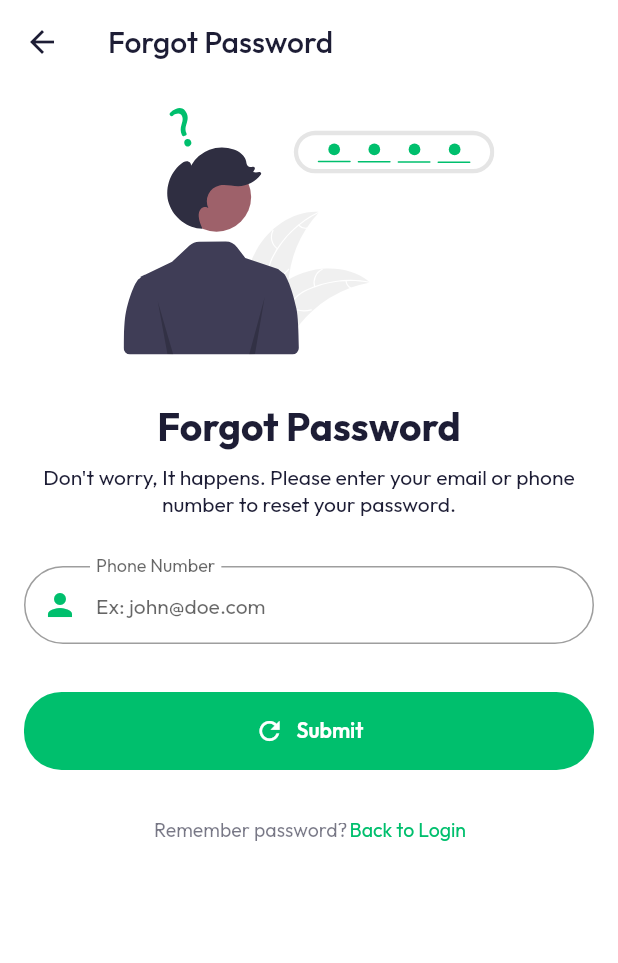
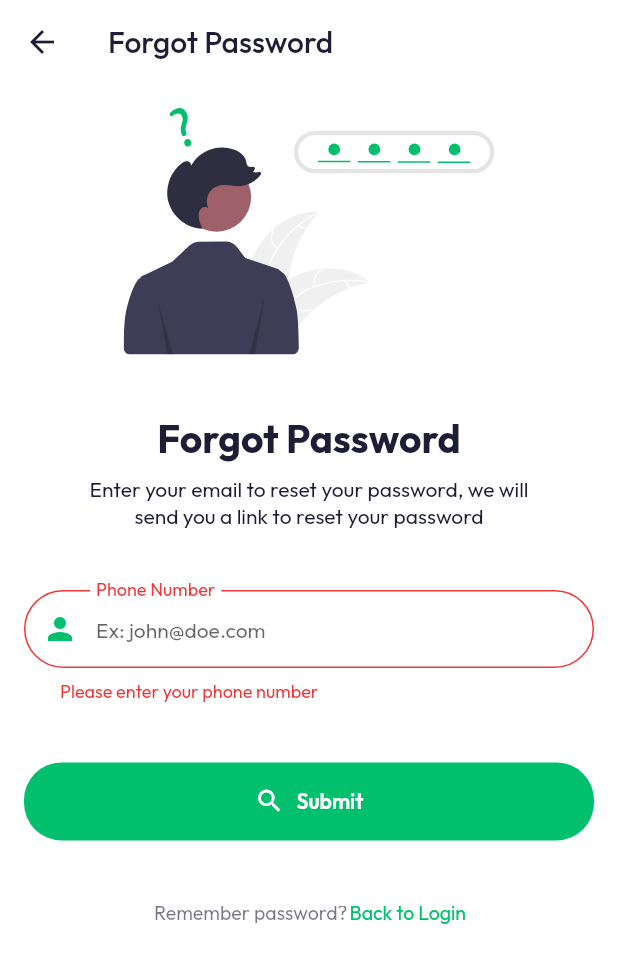
Before and after one commit to nguyentan2808/flutter-messenger-app, a Flutter app: the ForgotPasswordScreen screen opened directly, after a tap on "Submit", on a phone screen of 412 x 824 dp. Shown: the top 963 px of the screen. Run offline on Flutter 3.47's test engine with Material 2 defaults, Android fonts, the phone set to English and light mode, and no system bars; our stand-ins replace device_preview, flutter_svg, get, get_storage, google_fonts, introduction_screen; missing offline and left inert: custom_pop_up_menu; accounts and stored records are empty.

Commit message:
feat: forgot password validation

```diff
--- a/lib/screens/edit_profile/edit_profile_screen.dart
+++ b/lib/screens/edit_profile/edit_profile_screen.dart
@@ -36,9 +36,7 @@ class EditProfileScreen extends StatelessWidget {
 
   @override
   Widget build(BuildContext context) {
-    return GestureDetector(
-      onTap: () => FocusScope.of(context).unfocus(),
-      child: WillPopScope(
+    return WillPopScope(
       onWillPop: () async {
         _confirmGoBack();
         return false;
@@ -114,7 +112,6 @@ class EditProfileScreen extends StatelessWidget {
           ),
         ),
       ),
-      ),
     );
   }
 }
--- a/lib/screens/forgot_password/forgot_password.dart
+++ b/lib/screens/forgot_password/forgot_password.dart
@@ -1,11 +1,15 @@
 import 'package:flutter/material.dart';
+import 'package:flutter/services.dart';
 import 'package:flutter_svg/flutter_svg.dart';
 import 'package:get/get.dart';
 
 import '../../constant.dart';
 
 class ForgotPasswordScreen extends StatelessWidget {
-  const ForgotPasswordScreen({Key? key}) : super(key: key);
+  ForgotPasswordScreen({Key? key}) : super(key: key);
+
+  final _formKey = GlobalKey<FormState>();
+  final _controller = TextEditingController();
 
   @override
   Widget build(BuildContext context) {
@@ -21,20 +25,23 @@ class ForgotPasswordScreen extends StatelessWidget {
           child: Column(
             children: [
               buildLogo(),
-              const SizedBox(height: kDefaultPadding * 2),
+              const SizedBox(height: kDefaultPadding * 2.5),
               SizedBox(
                 width: double.infinity,
+                child: Form(
+                  key: _formKey,
                   child: Column(
                     crossAxisAlignment: CrossAxisAlignment.center,
                     children: [
                       buildTitle(),
-                    const SizedBox(height: kDefaultPadding * 2),
+                      const SizedBox(height: kDefaultPadding * 2.5),
                       buildTextField(context),
-                    const SizedBox(height: kDefaultPadding * 2),
+                      const SizedBox(height: kDefaultPadding * 2.5),
                       buildSubmitButton(context),
-                    const SizedBox(height: kDefaultPadding * 2),
+                      const SizedBox(height: kDefaultPadding * 2.5),
                       buildGoBack(context)
                     ],
+                  ),
                 ),
               )
             ],
@@ -84,7 +91,12 @@ class ForgotPasswordScreen extends StatelessWidget {
 
   MaterialButton buildSubmitButton(BuildContext context) {
     return MaterialButton(
-      onPressed: () {},
+      onPressed: () {
+        if (_formKey.currentState!.validate()) {
+          Get.snackbar("Forgot password",
+              "Email sent successfully to ${_controller.text}");
+        }
+      },
       shape: RoundedRectangleBorder(
         borderRadius: BorderRadius.circular(25),
       ),
@@ -93,14 +105,12 @@ class ForgotPasswordScreen extends StatelessWidget {
       color: Theme.of(context).primaryColor,
       child: Row(
         mainAxisAlignment: MainAxisAlignment.center,
-        children: [
-          const Icon(
-            Icons.refresh_outlined,
+        children: const [
+          Icon(
+            Icons.search,
             size: 20,
             color: Colors.white,
           ),
-          Row(
-            children: const [
           SizedBox(width: kDefaultPadding / 2),
           Text(
             "Submit",
@@ -108,8 +118,6 @@ class ForgotPasswordScreen extends StatelessWidget {
               fontWeight: FontWeight.w600,
               color: Colors.white,
             ),
-              ),
-            ],
           )
         ],
       ),
@@ -118,23 +126,39 @@ class ForgotPasswordScreen extends StatelessWidget {
 
   Column buildTitle() {
     return Column(
-      children: const [
-        Text(
+      children: [
+        const Text(
           "Forgot Password",
           style: TextStyle(fontSize: 26, fontWeight: FontWeight.bold),
         ),
-        SizedBox(height: kDefaultPadding / 2),
-        Text(
-          "Don't worry, It happens. Please enter your email or phone number to reset your password.",
+        const SizedBox(height: kDefaultPadding / 2),
+        SizedBox(
+          width: Get.width * 0.75,
+          child: const Text(
+            "Enter your email to reset your password, we will send you a link to reset your password",
             textAlign: TextAlign.center,
+          ),
         ),
       ],
     );
   }
 
-  TextField buildTextField(BuildContext context) {
-    return TextField(
-      textInputAction: TextInputAction.next,
+  TextFormField buildTextField(BuildContext context) {
+    String? validator(String? value) {
+      if (value == null || value.isEmpty) {
+        return 'Please enter your phone number';
+      } else if (value.length < 8 || value.length > 15) {
+        return 'Please enter a valid phone number';
+      }
+      return null;
+    }
+
+    return TextFormField(
+      controller: _controller,
+      validator: validator,
+      inputFormatters: [FilteringTextInputFormatter.allow(RegExp(r'[0-9]'))],
+      textInputAction: TextInputAction.done,
+      keyboardType: TextInputType.phone,
       decoration: InputDecoration(
         labelText: 'Phone Number',
         floatingLabelBehavior: FloatingLabelBehavior.always,
--- a/lib/screens/login_screen.dart
+++ b/lib/screens/login_screen.dart
@@ -198,7 +198,7 @@ class _LoginScreenState extends State<LoginScreen> {
             )),
         GestureDetector(
           onTap: () => Get.to(
-            () => const ForgotPasswordScreen(),
+            () => ForgotPasswordScreen(),
             transition: Transition.downToUp,
           ),
           child: const Text(
```
Lines whose indentation alone changed are shown as unchanged.
